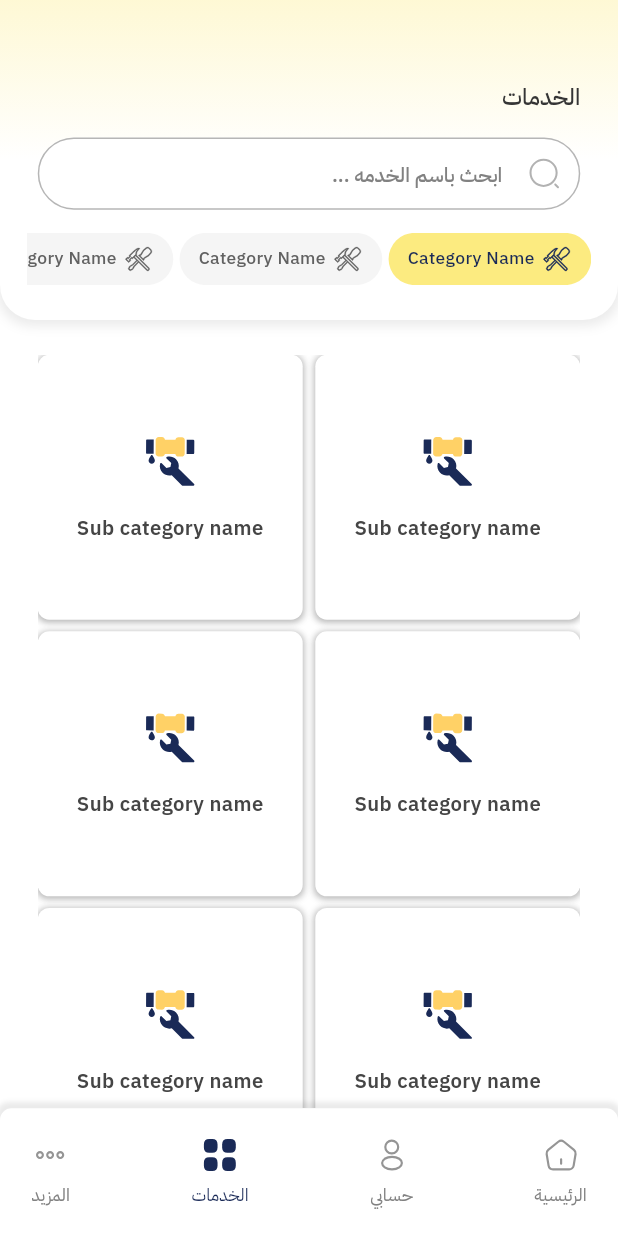
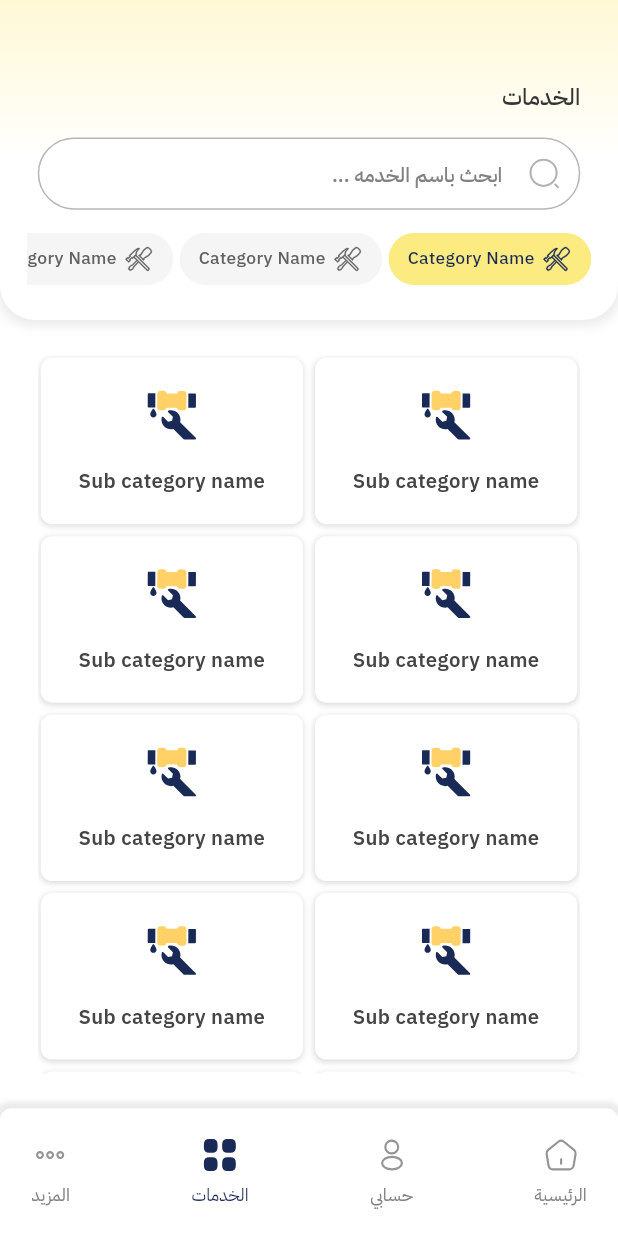
Before and after one commit to Dexterous-Tech/freelancer, a Flutter app: the MainHomeScreen screen opened by its route, item 2 of the bottom bar chosen, on a phone screen of 412 x 824 dp. Run offline on Flutter 3.47's test engine with Material 3 defaults, Android fonts, the light colour scheme and no system bars; our stand-ins replace connectivity_plus, country_code_picker, dartz, dio, easy_localization, firebase_core and 14 more; accounts and stored records are empty; generated files the repository leaves out were written again.

Commit message:
refactor: Adjust UI layout, spacing, and animations
- Removed an extra `BoxShadow` from `ServicesSubCategoryItem` for a cleaner look.
- Updated `ServicesSubCategoryGrid` by adding vertical padding, removing padding from the `GridView` itself, and adjusting spacing and aspect ratio for better item presentation.
- Removed unnecessary `verticalSpace` widgets from `ServiceProviderBody` and `ServicesScreen` to streamline layout code.
- Refined the screen transition animation in `app_routing.dart` to use a `FadeTransition` with an `easeOut` curve for a smoother effect and adjusted transition durations.

```diff
--- a/lib/core/routes/app_routing.dart
+++ b/lib/core/routes/app_routing.dart
@@ -102,26 +102,19 @@ class AppRouting {
   PageRouteBuilder _animatedRoute(Widget page) {
     return PageRouteBuilder(
       pageBuilder: (context, animation, secondaryAnimation) => page,
-      transitionDuration: const Duration(milliseconds: 800),
-      reverseTransitionDuration: const Duration(milliseconds: 800),
+      transitionDuration: const Duration(milliseconds: 1000),
+      reverseTransitionDuration: const Duration(milliseconds: 700),
       transitionsBuilder: (context, animation, secondaryAnimation, child) {
-        // Smooth EaseOut fade (starts slow, ends fast — like Figma)
-        final curvedAnimation = CurvedAnimation(
+        // Soft cubic ease (starts slow, ends smooth)
+        final curved = CurvedAnimation(
           parent: animation,
-          curve: Curves.easeOut, // smoother than easeOut
+          curve: Curves.easeOut,
         );
 
-        // Use Tween to control fade range (start from 0.0 opacity)
-        final opacityTween = Tween<double>(begin: 1.0, end: 1.0);
-
-        return AnimatedBuilder(
-          animation: curvedAnimation,
-          builder: (context, _) {
-            return Opacity(
-              opacity: opacityTween.evaluate(curvedAnimation),
-              child: child,
-            );
-          },
+        // Fade from 0 → 1 softly
+        return FadeTransition(
+          opacity: Tween<double>(begin: 0.0, end: 1.0).animate(curved),
+          child: child,
         );
       },
     );
--- a/lib/features/client/service_provider/presentation/view/widgets/service_provider_body.dart
+++ b/lib/features/client/service_provider/presentation/view/widgets/service_provider_body.dart
@@ -1,7 +1,6 @@
 import 'package:easy_localization/easy_localization.dart';
 import 'package:flutter/material.dart';
 import 'package:flutter_screenutil/flutter_screenutil.dart';
-import 'package:freelancer/core/theme/spacing.dart';
 import 'package:freelancer/core/widgets/custom_header.dart';
 import 'service_provider_items_list.dart';
 import 'package:freelancer/generated/locale_keys.g.dart';
@@ -15,7 +14,6 @@ class ServiceProviderBody extends StatelessWidget {
       crossAxisAlignment: CrossAxisAlignment.start,
       children: [
         CustomHeader(title: LocaleKeys.services_serviceProviders.tr()),
-        verticalSpace(24.h),
         Expanded(
           child: Padding(
             padding: EdgeInsets.symmetric(horizontal: 24.w),
--- a/lib/features/client/services/presentation/view/services_screen.dart
+++ b/lib/features/client/services/presentation/view/services_screen.dart
@@ -1,7 +1,6 @@
 import 'package:flutter/material.dart';
-import 'package:freelancer/core/theme/spacing.dart';
-import 'package:freelancer/features/client/services/presentation/view/widgets/header/services_header.dart';
-import 'package:freelancer/features/client/services/presentation/view/widgets/sub_category/services_sub_category_grid.dart';
+import 'widgets/header/services_header.dart';
+import 'widgets/sub_category/services_sub_category_grid.dart';
 
 class ServicesScreen extends StatelessWidget {
   const ServicesScreen({super.key});
@@ -12,7 +11,6 @@ class ServicesScreen extends StatelessWidget {
       crossAxisAlignment: CrossAxisAlignment.start,
       children: [
         ServicesHeader(),
-        verticalSpace(24),
         Expanded(child: ServicesSubCategoryGrid()),
       ],
     );
--- a/lib/features/client/services/presentation/view/widgets/sub_category/services_sub_category_grid.dart
+++ b/lib/features/client/services/presentation/view/widgets/sub_category/services_sub_category_grid.dart
@@ -8,17 +8,21 @@ class ServicesSubCategoryGrid extends StatelessWidget {
   @override
   Widget build(BuildContext context) {
     return Padding(
-      padding: EdgeInsets.symmetric(horizontal: 24.w),
+      padding: EdgeInsets.symmetric(horizontal: 24.w, vertical: 24.h),
       child: GridView.builder(
+        padding: EdgeInsets.zero,
         itemCount: 18,
         gridDelegate: SliverGridDelegateWithFixedCrossAxisCount(
           crossAxisCount: 2,
-          childAspectRatio: 1,
-          mainAxisSpacing: 8.h,
-          crossAxisSpacing: 8.w,
+          mainAxisSpacing: 4,
+          crossAxisSpacing: 4,
+          childAspectRatio: 168 / 108,
         ),
         itemBuilder: (context, index) {
-          return ServicesSubCategoryItem();
+          return Padding(
+            padding: const EdgeInsets.all(2),
+            child: const ServicesSubCategoryItem(),
+          );
         },
       ),
     );
--- a/lib/features/client/services/presentation/view/widgets/sub_category/services_sub_category_item.dart
+++ b/lib/features/client/services/presentation/view/widgets/sub_category/services_sub_category_item.dart
@@ -22,12 +22,6 @@ class ServicesSubCategoryItem extends StatelessWidget {
           borderRadius: BorderRadius.circular(8).r,
           color: AppColors.white,
           boxShadow: [
-            BoxShadow(
-              color: AppColors.black.withValues(alpha: 0.15),
-              blurRadius: 3,
-              spreadRadius: 1,
-              offset: Offset(0, 1),
-            ),
             BoxShadow(
               color: AppColors.black.withValues(alpha: 0.15),
               blurRadius: 3,
```
